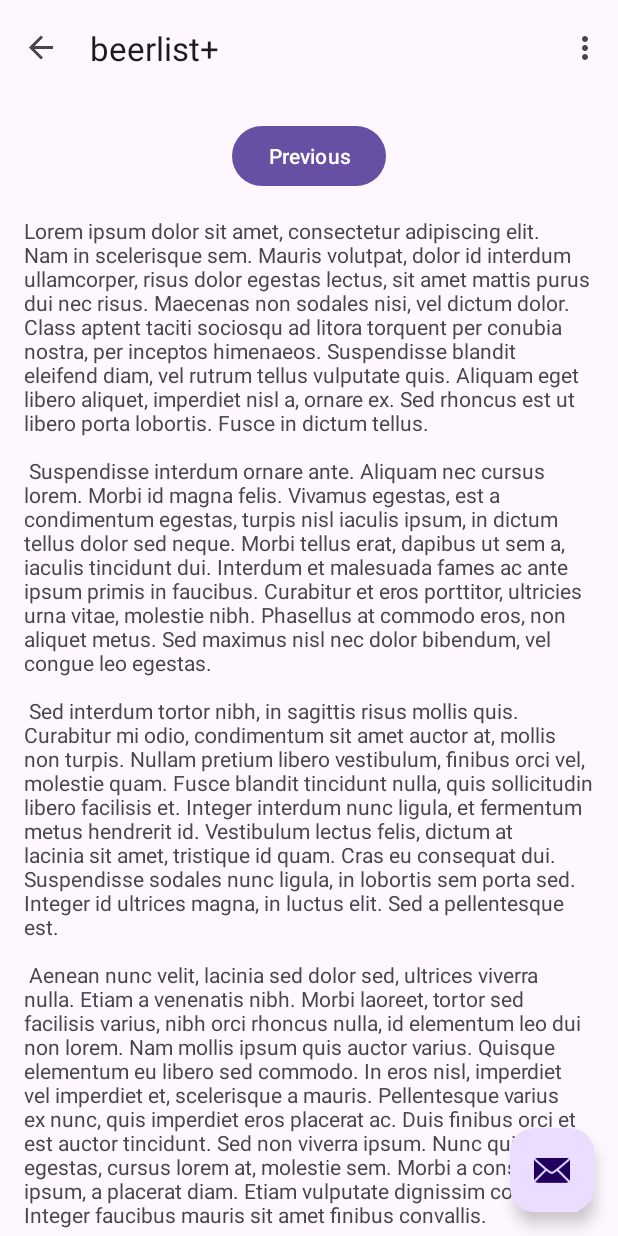
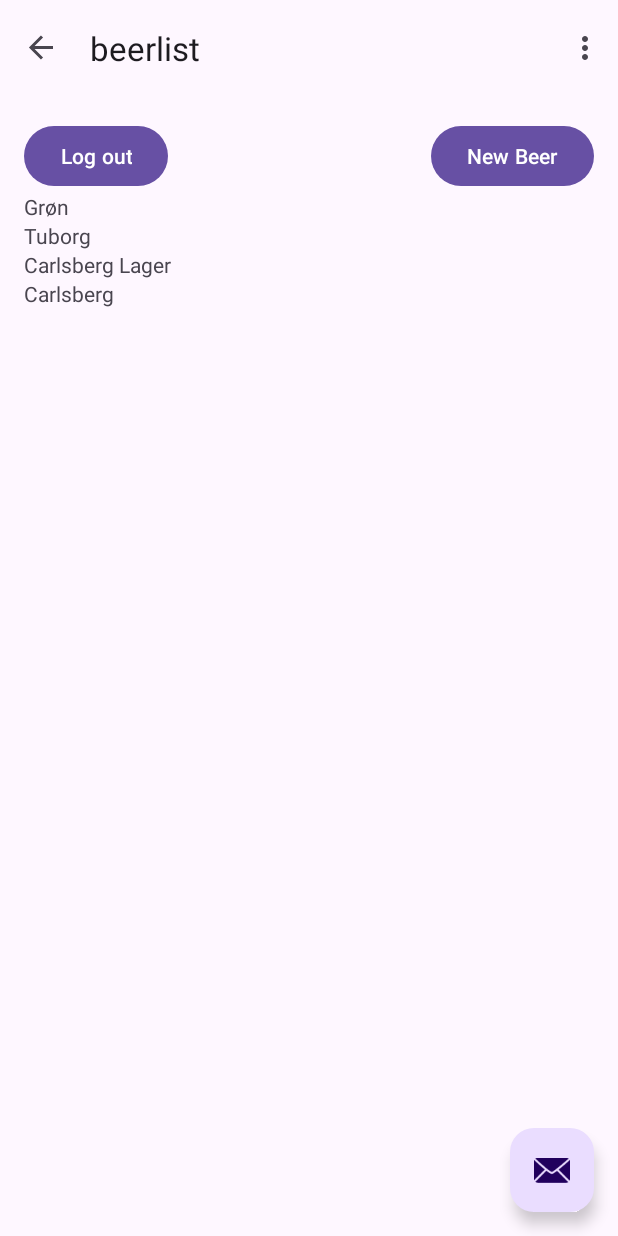
Before and after one commit to KevinDMort/Brewvault, an Android app: the Beerlist screen opened through its navigation route, on a phone screen of 412 x 824 dp. Run offline under Robolectric (Android 15) with nearby library versions, the phone set to English and light mode, and no system bars; our stand-ins replace data binding, navigation-ui.

Commit message:
recyclerView implementeret. Strukturen er sat op

```diff
--- a/app/build.gradle.kts
+++ b/app/build.gradle.kts
@@ -35,6 +35,7 @@ android {
     }
     buildFeatures {
         viewBinding = true
+        dataBinding = true
     }
 }
 
--- /dev/null
+++ b/app/src/main/java/com/example/brewvault/Beer.kt
@@ -0,0 +1,16 @@
+package com.example.brewvault
+
+data class Beer(
+    val id: Int,
+    val user: String,
+    val brewery: String,
+    val name: String,
+    val style: String,
+    val abv: Double,
+    val volume: Int,
+    val pictureUrl: String,
+    val howMany: Int
+)
+{
+
+}
--- /dev/null
+++ b/app/src/main/java/com/example/brewvault/BeerAdapter.kt
@@ -0,0 +1,36 @@
+import android.view.LayoutInflater
+import android.view.ViewGroup
+import androidx.recyclerview.widget.DiffUtil
+import androidx.recyclerview.widget.ListAdapter
+import androidx.recyclerview.widget.RecyclerView
+import com.example.brewvault.Beer
+import com.example.brewvault.databinding.ItemBeerBinding
+
+class BeerAdapter : ListAdapter<Beer, BeerAdapter.BeerViewHolder>(BeerDiffCallback()) {
+
+    override fun onCreateViewHolder(parent: ViewGroup, viewType: Int): BeerViewHolder {
+        val binding = ItemBeerBinding.inflate(LayoutInflater.from(parent.context), parent, false)
+        return BeerViewHolder(binding)
+    }
+
+    override fun onBindViewHolder(holder: BeerViewHolder, position: Int) {
+        val beer = getItem(position)
+        holder.bind(beer)
+    }
+
+    inner class BeerViewHolder(private val binding: ItemBeerBinding) : RecyclerView.ViewHolder(binding.root) {
+        fun bind(beer: Beer) {
+            binding.beer = beer
+            binding.executePendingBindings()
+        }
+    }
+}
+class BeerDiffCallback : DiffUtil.ItemCallback<Beer>() {
+    override fun areItemsTheSame(oldItem: Beer, newItem: Beer): Boolean {
+        return oldItem.id == newItem.id
+    }
+
+    override fun areContentsTheSame(oldItem: Beer, newItem: Beer): Boolean {
+        return oldItem == newItem
+    }
+}
--- /dev/null
+++ b/app/src/main/java/com/example/brewvault/BeerViewModel.kt
@@ -0,0 +1,38 @@
+package com.example.brewvault
+
+import androidx.lifecycle.ViewModel
+import androidx.lifecycle.LiveData
+import androidx.lifecycle.MutableLiveData
+
+
+class BeerViewModel : ViewModel() {
+    private val _beerList = MutableLiveData<List<Beer>>()
+    val beerList: LiveData<List<Beer>> get() = _beerList
+
+    fun fetchBeerData() {
+        _beerList.value = listOf(
+            Beer(
+                id = 1,
+                user = "anbo@zealand.dk",
+                brewery = "Tuborg",
+                name = "Grøn",
+                style = "Pilsner",
+                abv = 4.6,
+                volume = 33,
+                pictureUrl = "https://frugt.dk/img/p/2/4/0/2/6/24026.jpg",
+                howMany = 1
+            ),
+            Beer(
+                id = 2,
+                user = "another@zealand.dk",
+                brewery = "Carlsberg",
+                name = "Carlsberg Lager",
+                style = "Lager",
+                abv = 5.0,
+                volume = 330,
+                pictureUrl = "https://example.com/carlsberg.jpg",
+                howMany = 3
+            )
+        )
+    }
+}
--- a/app/src/main/java/com/example/brewvault/Beerlist.kt
+++ b/app/src/main/java/com/example/brewvault/Beerlist.kt
@@ -1,23 +1,22 @@
 package com.example.brewvault
 
+import BeerAdapter
 import android.os.Bundle
 import androidx.fragment.app.Fragment
 import android.view.LayoutInflater
 import android.view.View
 import android.view.ViewGroup
+import androidx.fragment.app.viewModels
 import androidx.navigation.fragment.findNavController
 import com.example.brewvault.databinding.BeerlistBinding
 
-/**
- * A simple [Fragment] subclass as the second destination in the navigation.
- */
 class Beerlist : Fragment() {
 
     private var _binding: BeerlistBinding? = null
+    private val binding get() = _binding!!
 
-    // This property is only valid between onCreateView and
-    // onDestroyView.
-    private val binding get() = _binding!!
+    private val beerViewModel: BeerViewModel by viewModels()
+    private lateinit var beerAdapter: BeerAdapter
 
     override fun onCreateView(
         inflater: LayoutInflater, container: ViewGroup?,
@@ -32,11 +31,18 @@ class Beerlist : Fragment() {
     override fun onViewCreated(view: View, savedInstanceState: Bundle?) {
         super.onViewCreated(view, savedInstanceState)
 
-        binding.buttonSecond.setOnClickListener {
+        beerAdapter = BeerAdapter()
+        binding.recyclerView.adapter = beerAdapter
 
+        // Observe beer list changes
+        beerViewModel.beerList.observe(viewLifecycleOwner) { beerList ->
+            // Update RecyclerView adapter with the new beer list
+            beerAdapter.submitList(beerList)
         }
+
+        // Fetch beer data
+        beerViewModel.fetchBeerData()
     }
-
     override fun onDestroyView() {
         super.onDestroyView()
         _binding = null
--- a/app/src/main/java/com/example/brewvault/Login.kt
+++ b/app/src/main/java/com/example/brewvault/Login.kt
@@ -31,8 +31,13 @@ class Login : Fragment() {
 
     override fun onViewCreated(view: View, savedInstanceState: Bundle?) {
         super.onViewCreated(view, savedInstanceState)
+        binding.buttonLogin.setOnClickListener {
 
-        binding.buttonFirst.setOnClickListener {
+            findNavController().navigate(R.id.action_Login_to_Beerlist)
+
+        }
+
+        binding.buttonCreateUser.setOnClickListener {
         }
     }
 
--- a/app/src/main/res/layout/beerlist.xml
+++ b/app/src/main/res/layout/beerlist.xml
@@ -12,24 +12,37 @@
         android:padding="16dp">
 
         <Button
-            android:id="@+id/button_second"
+            android:id="@+id/button_logout"
             android:layout_width="wrap_content"
             android:layout_height="wrap_content"
-            android:text="@string/previous"
-            app:layout_constraintBottom_toTopOf="@id/textview_second"
+            android:text="Log out"
+            app:layout_constraintBottom_toTopOf="@id/recyclerView"
             app:layout_constraintEnd_toEndOf="parent"
+            app:layout_constraintHorizontal_bias="0.0"
             app:layout_constraintStart_toStartOf="parent"
             app:layout_constraintTop_toTopOf="parent" />
 
-        <TextView
-            android:id="@+id/textview_second"
+        <Button
+            android:id="@+id/button_new_beer"
             android:layout_width="wrap_content"
             android:layout_height="wrap_content"
-            android:layout_marginTop="16dp"
-            android:text="@string/lorem_ipsum"
+            android:text="New Beer"
+            app:layout_constraintBottom_toTopOf="@id/recyclerView"
+            app:layout_constraintEnd_toEndOf="parent"
+            app:layout_constraintHorizontal_bias="1.0"
+            app:layout_constraintStart_toStartOf="parent"
+            app:layout_constraintTop_toTopOf="parent"
+            app:layout_constraintVertical_bias="0.0" />
+
+        <androidx.recyclerview.widget.RecyclerView
+            android:id="@+id/recyclerView"
+            android:layout_width="match_parent"
+            android:layout_height="match_parent"
+            app:layoutManager="androidx.recyclerview.widget.LinearLayoutManager"
+            app:layout_constraintTop_toBottomOf="@id/button_new_beer"
+            app:layout_constraintStart_toStartOf="parent"
+            app:layout_constraintEnd_toEndOf="parent"
             app:layout_constraintBottom_toBottomOf="parent"
-            app:layout_constraintEnd_toEndOf="parent"
-            app:layout_constraintStart_toStartOf="parent"
-            app:layout_constraintTop_toBottomOf="@id/button_second" />
+            app:layout_constraintVertical_bias="0.0" />
     </androidx.constraintlayout.widget.ConstraintLayout>
 </androidx.core.widget.NestedScrollView>
--- /dev/null
+++ b/app/src/main/res/layout/item_beer.xml
@@ -0,0 +1,31 @@
+<!-- item_beer.xml -->
+<layout xmlns:android="http://schemas.android.com/apk/res/android">
+
+    <data>
+        <variable
+            name="beer"
+            type="com.example.brewvault.Beer" />
+    </data>
+
+    <LinearLayout
+        android:layout_width="match_parent"
+        android:layout_height="wrap_content"
+        android:orientation="vertical">
+
+        <!-- Example views -->
+        <TextView
+            android:id="@+id/textViewName"
+            android:layout_width="wrap_content"
+            android:layout_height="wrap_content"
+            android:text="@{beer.name}" />
+
+        <TextView
+            android:id="@+id/textViewBrewery"
+            android:layout_width="wrap_content"
+            android:layout_height="wrap_content"
+            android:text="@{beer.brewery}" />
+
+        <!-- Add more views as needed -->
+
+    </LinearLayout>
+</layout>
--- a/app/src/main/res/layout/login.xml
+++ b/app/src/main/res/layout/login.xml
@@ -12,24 +12,36 @@
         android:padding="16dp">
 
         <Button
-            android:id="@+id/button_first"
+            android:id="@+id/button_createUser"
             android:layout_width="wrap_content"
             android:layout_height="wrap_content"
-            android:text="@string/next"
+            android:text="Create user"
             app:layout_constraintBottom_toTopOf="@id/textview_first"
             app:layout_constraintEnd_toEndOf="parent"
+            app:layout_constraintHorizontal_bias="0.0"
             app:layout_constraintStart_toStartOf="parent"
             app:layout_constraintTop_toTopOf="parent" />
+
+        <Button
+            android:id="@+id/button_login"
+            android:layout_width="wrap_content"
+            android:layout_height="wrap_content"
+            android:text="Login"
+            app:layout_constraintBottom_toTopOf="@id/textview_first"
+            app:layout_constraintEnd_toEndOf="parent"
+            app:layout_constraintHorizontal_bias="1.0"
+            app:layout_constraintStart_toStartOf="parent"
+            app:layout_constraintTop_toTopOf="parent"
+            app:layout_constraintVertical_bias="0.0" />
 
         <TextView
             android:id="@+id/textview_first"
             android:layout_width="wrap_content"
             android:layout_height="wrap_content"
             android:layout_marginTop="16dp"
-            android:text="@string/lorem_ipsum"
             app:layout_constraintBottom_toBottomOf="parent"
             app:layout_constraintEnd_toEndOf="parent"
             app:layout_constraintStart_toStartOf="parent"
-            app:layout_constraintTop_toBottomOf="@id/button_first" />
+            app:layout_constraintTop_toBottomOf="@id/button_createUser" />
     </androidx.constraintlayout.widget.ConstraintLayout>
 </androidx.core.widget.NestedScrollView>
--- a/app/src/main/res/navigation/nav_graph.xml
+++ b/app/src/main/res/navigation/nav_graph.xml
@@ -18,12 +18,12 @@
     <fragment
         android:id="@+id/Beerlist"
         android:name="com.example.brewvault.Beerlist"
-        android:label="beerlist+"
+        android:label="beerlist"
         tools:layout="@layout/beerlist">
 
         <action
             android:id="@+id/action_Beerlist_to_newBeer"
-            app:destination="@id/newBeer" />
+            app:destination="@id/newBeer"/>
         <action
             android:id="@+id/action_Beerlist_to_beerDetails"
             app:destination="@id/beerDetails" />
@@ -36,7 +36,7 @@
     <fragment
         android:id="@+id/beerDetails"
         android:name="com.example.brewvault.BeerDetails"
-        android:label="beer_details"
+        android:label="beer_Details"
         tools:layout="@layout/beer_details" >
         <action
             android:id="@+id/action_beerDetails_to_editBeer"
@@ -45,6 +45,6 @@
     <fragment
         android:id="@+id/editBeer"
         android:name="com.example.brewvault.EditBeer"
-        android:label="edit_beer"
+        android:label="edit_Beer"
         tools:layout="@layout/edit_beer" />
 </navigation>
```
